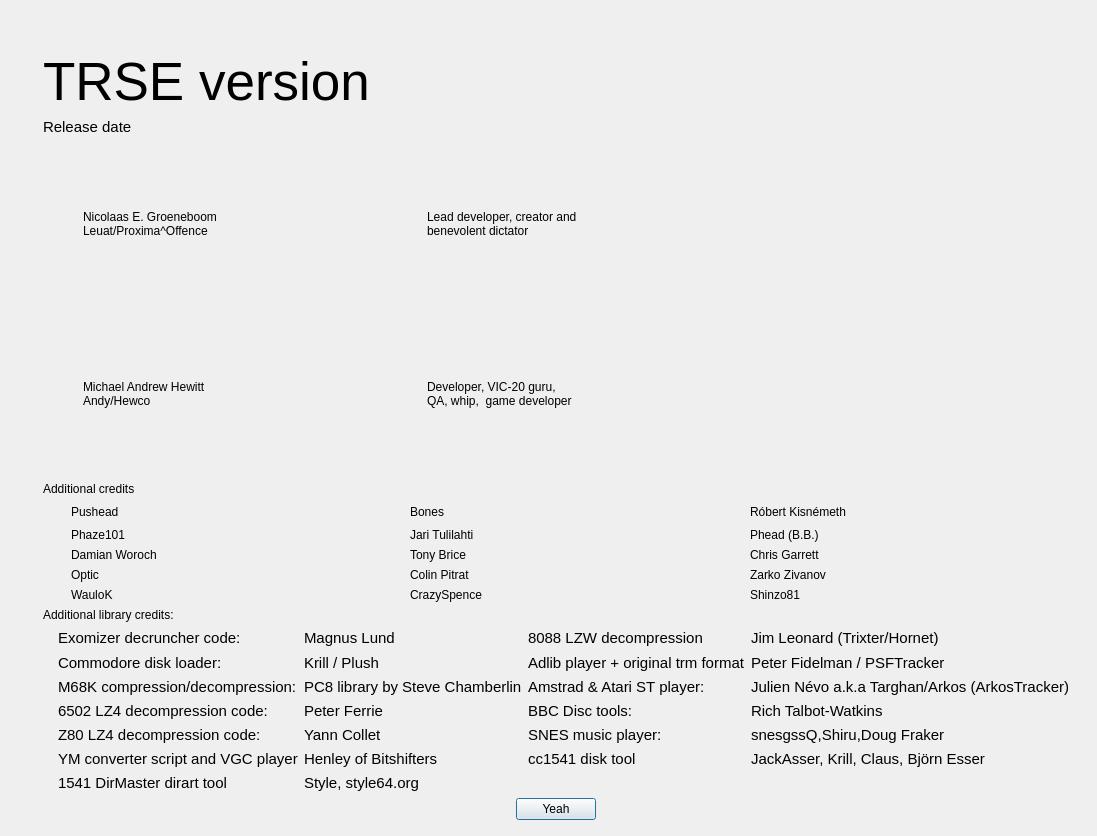
The window that source/dialogabout.ui (leuat/TRSE) describes before a commit, drawn with Qt 5.
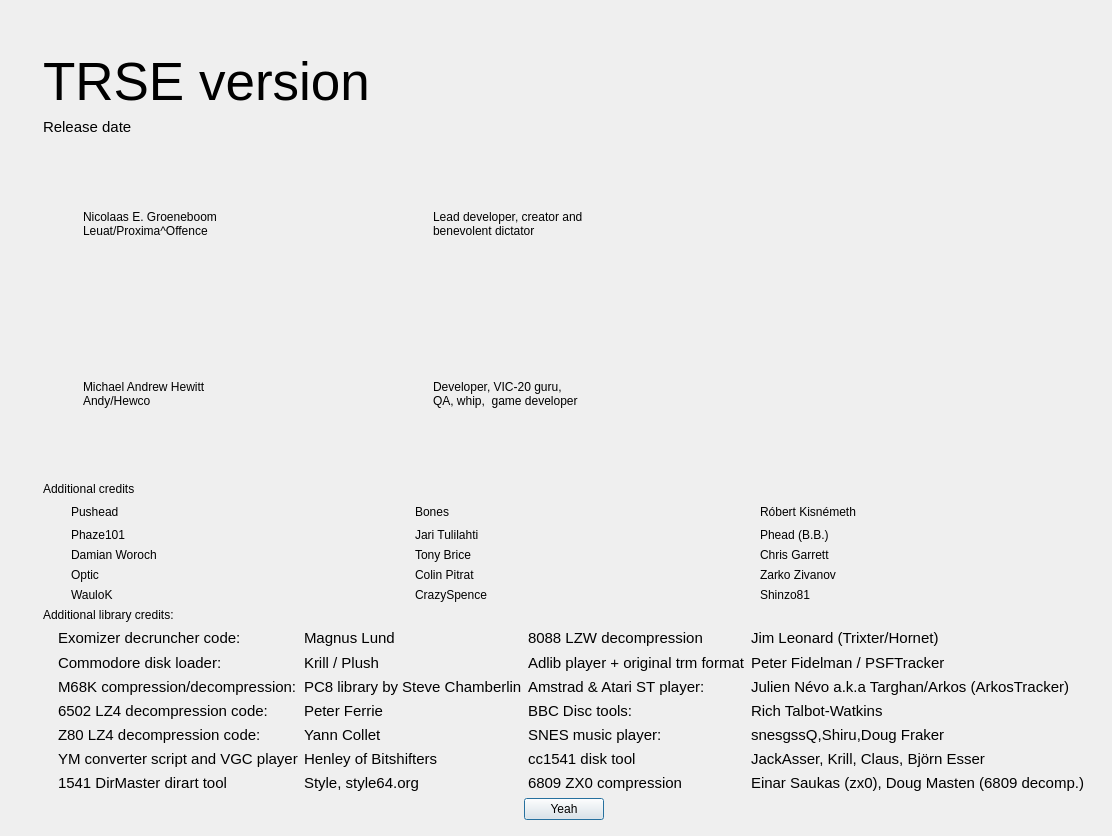
The same window after the commit. Icons and pictures are not drawn.

```diff
--- a/source/dialogabout.ui
+++ b/source/dialogabout.ui
@@ -6,7 +6,7 @@
    <rect>
     <x>0</x>
     <y>0</y>
-    <width>912</width>
+    <width>969</width>
     <height>836</height>
    </rect>
   </property>
@@ -1035,6 +1035,36 @@
          </property>
         </widget>
        </item>
+       <item row="6" column="3">
+        <widget class="QLabel" name="label_50">
+         <property name="font">
+          <font>
+           <pointsize>11</pointsize>
+          </font>
+         </property>
+         <property name="text">
+          <string>6809 ZX0 compression</string>
+         </property>
+         <property name="alignment">
+          <set>Qt::AlignLeading|Qt::AlignLeft|Qt::AlignVCenter</set>
+         </property>
+        </widget>
+       </item>
+       <item row="6" column="4">
+        <widget class="QLabel" name="label_51">
+         <property name="font">
+          <font>
+           <pointsize>11</pointsize>
+          </font>
+         </property>
+         <property name="text">
+          <string>Einar Saukas (zx0), Doug Masten (6809 decomp.)</string>
+         </property>
+         <property name="alignment">
+          <set>Qt::AlignLeading|Qt::AlignLeft|Qt::AlignVCenter</set>
+         </property>
+        </widget>
+       </item>
       </layout>
      </item>
      <item alignment="Qt::AlignHCenter">
```
